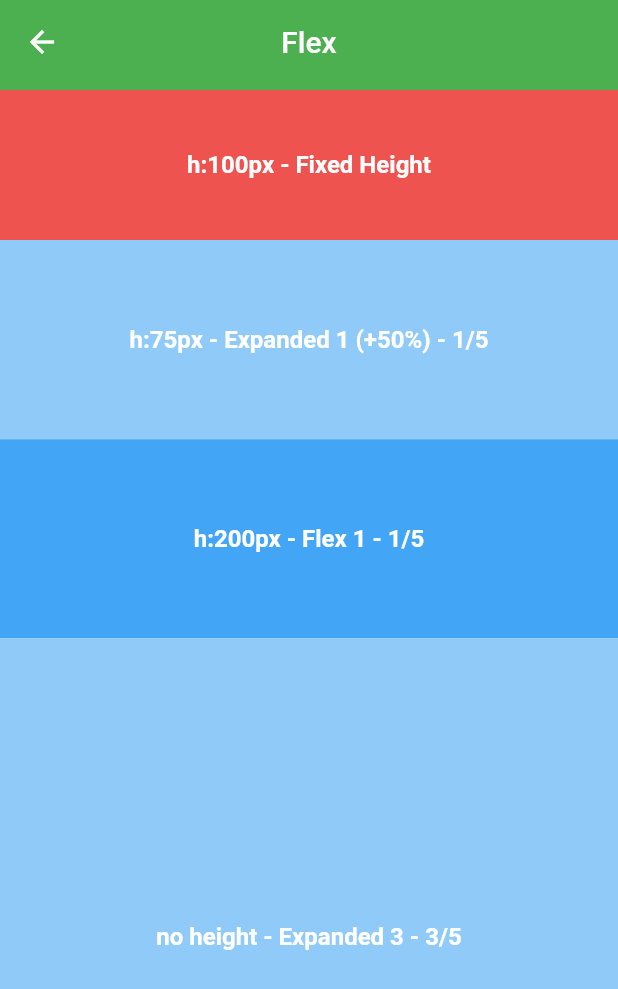
After one commit to Luca-Virgilio/flutter_library, a Flutter app: the FlexScreen screen opened by its route, on a phone screen of 412 x 824 dp. The commit adds this screen. Shown: the top 989 px of the screen. Run offline on Flutter 3.47's test engine with Material 2 defaults, Android fonts, the phone set to English and light mode, and no system bars; our stand-ins replace flutter_riverpod, go_router.

Commit message:
Add flex page

```diff
--- a/lib/pages/home_screen.dart
+++ b/lib/pages/home_screen.dart
@@ -26,8 +26,9 @@ class HomeScreen extends StatelessWidget {
   @override
   Widget build(BuildContext context) {
     final List<ExampleItem> examples = [
-      ExampleItem(name: 'Row and column', route: '/style/body'),
+      ExampleItem(name: 'Row & column', route: '/style/body'),
       ExampleItem(name: 'Text', route: '/style/text'),
+      ExampleItem(name: 'Flex', route: '/style/flex'),
     ];
     return Scaffold(
       appBar: AppBar(
--- a/lib/pages/style/body_screen.dart
+++ b/lib/pages/style/body_screen.dart
@@ -9,7 +9,7 @@ class BodyScreen extends StatelessWidget {
   @override
   Widget build(BuildContext context) {
     return Scaffold(
-      appBar: const CustomAppBar(title: 'body'),
+      appBar: const CustomAppBar(title: 'Row & Column'),
       body: SingleChildScrollView(
         physics: const AlwaysScrollableScrollPhysics(),
         child: Column(
--- /dev/null
+++ b/lib/pages/style/flex_screen.dart
@@ -0,0 +1,78 @@
+import 'package:flutter/material.dart';
+
+import '../../widgets/custom_app_bar.dart';
+
+class FlexScreen extends StatelessWidget {
+  const FlexScreen({Key? key}) : super(key: key);
+
+  @override
+  Widget build(BuildContext context) {
+    return Scaffold(
+      appBar: const CustomAppBar(title: 'Flex'),
+      body: Column(
+        children: [
+          Container(
+            height: 100,
+            color: Colors.red.shade400,
+            child: const Center(
+              child: Text(
+                'h:100px - Fixed Height',
+                style: TextStyle(
+                    color: Colors.white,
+                    fontSize: 16,
+                    fontWeight: FontWeight.bold),
+              ),
+            ),
+          ),
+          Expanded(
+            flex: 1,
+            child: Container(
+              height: 75,
+              color: Colors.blue.shade200,
+              child: const Center(
+                child: Text(
+                  'h:75px - Expanded 1 (+50%) - 1/5',
+                  style: TextStyle(
+                      color: Colors.white,
+                      fontSize: 16,
+                      fontWeight: FontWeight.bold),
+                ),
+              ),
+            ),
+          ),
+          Flexible(
+            flex: 1,
+            child: Container(
+              height: 200,
+              color: Colors.blue.shade400,
+              child: const Center(
+                child: Text(
+                  'h:200px - Flex 1 - 1/5',
+                  style: TextStyle(
+                      color: Colors.white,
+                      fontSize: 16,
+                      fontWeight: FontWeight.bold),
+                ),
+              ),
+            ),
+          ),
+          Expanded(
+            flex: 3,
+            child: Container(
+              color: Colors.blue.shade200,
+              child: const Center(
+                child: Text(
+                  'no height - Expanded 3 - 3/5',
+                  style: TextStyle(
+                      color: Colors.white,
+                      fontSize: 16,
+                      fontWeight: FontWeight.bold),
+                ),
+              ),
+            ),
+          ),
+        ],
+      ),
+    );
+  }
+}
--- a/lib/pages/style/text_screen.dart
+++ b/lib/pages/style/text_screen.dart
@@ -10,7 +10,7 @@ class TextScreen extends StatelessWidget {
   @override
   Widget build(BuildContext context) {
     return Scaffold(
-      appBar: const CustomAppBar(title: 'body'),
+      appBar: const CustomAppBar(title: 'Text'),
       body: Column(
         crossAxisAlignment: CrossAxisAlignment.center,
         children: [
--- a/lib/router.dart
+++ b/lib/router.dart
@@ -4,6 +4,7 @@ import 'package:flutter_widgets/pages/state_management/counter_page.dart';
 import 'package:flutter_widgets/pages/state_management/state_management_screen.dart';
 import 'package:flutter_widgets/pages/state_management/todo_list_page.dart';
 import 'package:flutter_widgets/pages/style/body_screen.dart';
+import 'package:flutter_widgets/pages/style/flex_screen.dart';
 import 'package:flutter_widgets/pages/style/text_screen.dart';
 import 'package:go_router/go_router.dart';
 
@@ -39,5 +40,10 @@ List<GoRoute> routes = <GoRoute>[
           builder: (BuildContext context, GoRouterState state) =>
               const TextScreen(),
         ),
+        GoRoute(
+          path: 'style/flex',
+          builder: (BuildContext context, GoRouterState state) =>
+              const FlexScreen(),
+        ),
       ]),
 ];
```
